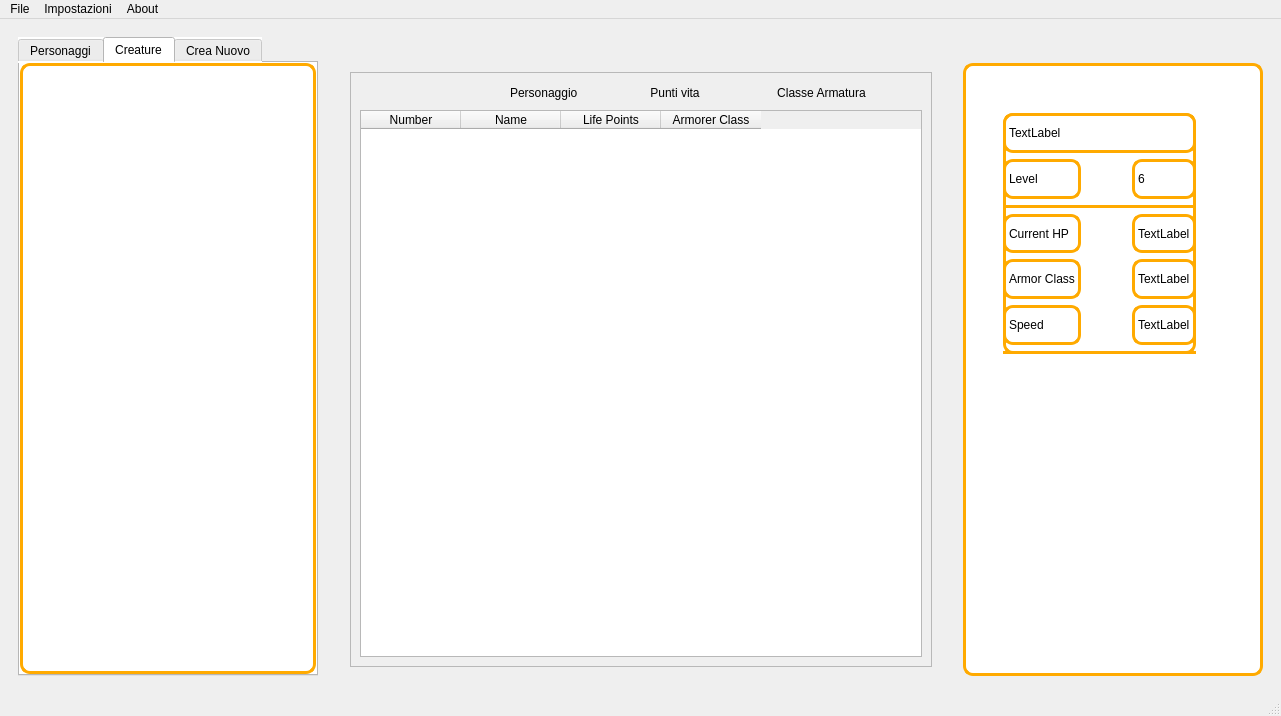
Before: the Qt Designer form gui/ui/main_window.ui in Guglielmo20/d-d_DM_app, drawn with Qt 5.
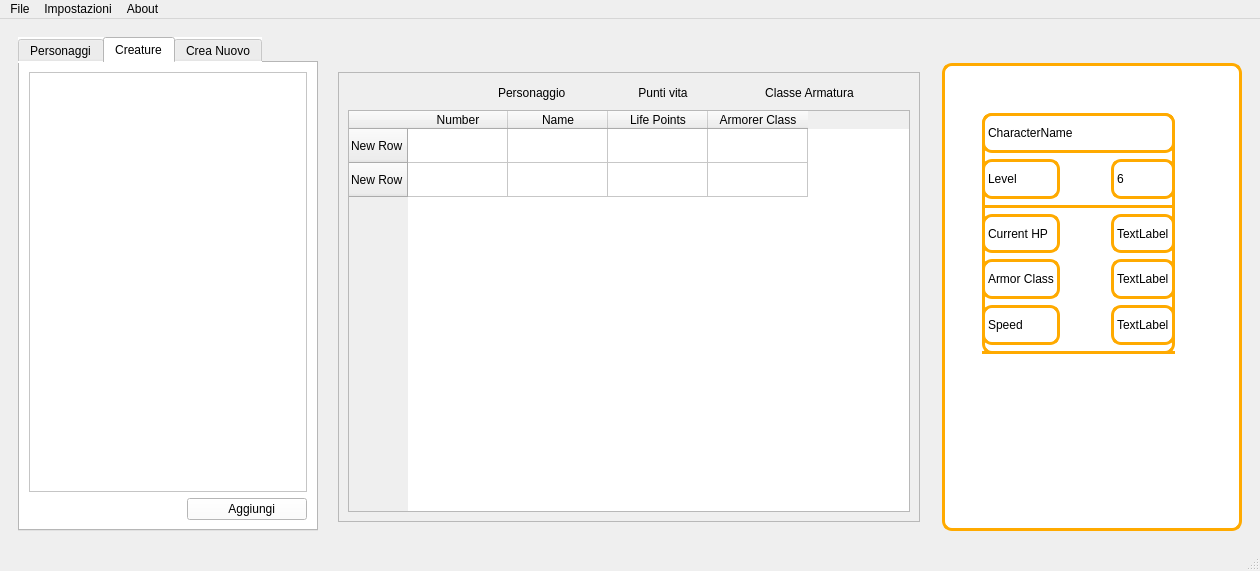
After: the same form once the commit is applied. The open tabs and pages were chosen to show the change. Icons and pictures are not drawn.

Commit message: added new character window

```diff
--- a/gui/ui/main_window.ui
+++ b/gui/ui/main_window.ui
@@ -6,8 +6,8 @@
    <rect>
     <x>0</x>
     <y>0</y>
-    <width>1281</width>
-    <height>716</height>
+    <width>1260</width>
+    <height>571</height>
    </rect>
   </property>
   <property name="windowTitle">
@@ -203,6 +203,16 @@
                <attribute name="verticalHeaderDefaultSectionSize">
                 <number>34</number>
                </attribute>
+               <row>
+                <property name="text">
+                 <string>New Row</string>
+                </property>
+               </row>
+               <row>
+                <property name="text">
+                 <string>New Row</string>
+                </property>
+               </row>
                <column>
                 <property name="text">
                  <string>Number</string>
@@ -321,7 +331,7 @@
            <item row="0" column="0" colspan="3">
             <widget class="QLabel" name="label">
              <property name="text">
-              <string>TextLabel</string>
+              <string>CharacterName</string>
              </property>
             </widget>
            </item>
@@ -528,14 +538,56 @@
          </widget>
          <widget class="QWidget" name="tab_2">
           <property name="styleSheet">
-           <string notr="true">border-radius: 10px;
-background-color: rgb(255, 255, 255);
-border: 3px solid;
-border-color: rgb(255, 170, 0);</string>
+           <string notr="true">
+</string>
           </property>
           <attribute name="title">
            <string>Creature</string>
           </attribute>
+          <layout class="QGridLayout" name="gridLayout_7">
+           <item row="0" column="0" colspan="2">
+            <widget class="QListWidget" name="listWidget_2"/>
+           </item>
+           <item row="1" column="0">
+            <spacer name="horizontalSpacer_13">
+             <property name="orientation">
+              <enum>Qt::Horizontal</enum>
+             </property>
+             <property name="sizeType">
+              <enum>QSizePolicy::Expanding</enum>
+             </property>
+             <property name="sizeHint" stdset="0">
+              <size>
+               <width>147</width>
+               <height>21</height>
+              </size>
+             </property>
+            </spacer>
+           </item>
+           <item row="1" column="1">
+            <widget class="QPushButton" name="pushButton_5">
+             <property name="sizePolicy">
+              <sizepolicy hsizetype="Fixed" vsizetype="Fixed">
+               <horstretch>0</horstretch>
+               <verstretch>0</verstretch>
+              </sizepolicy>
+             </property>
+             <property name="minimumSize">
+              <size>
+               <width>120</width>
+               <height>0</height>
+              </size>
+             </property>
+             <property name="text">
+              <string>   Aggiungi</string>
+             </property>
+             <property name="icon">
+              <iconset resource="../res/res_rc.qrc">
+               <normaloff>:/Icons/plus.png</normaloff>:/Icons/plus.png</iconset>
+             </property>
+            </widget>
+           </item>
+          </layout>
          </widget>
          <widget class="QWidget" name="tab_3">
           <attribute name="title">
@@ -554,7 +606,7 @@
     <rect>
      <x>0</x>
      <y>0</y>
-     <width>1281</width>
+     <width>1260</width>
      <height>21</height>
     </rect>
    </property>
```
Left out of the diff: 82 changed lines with no effect on the pictures. The commit also changes 10 other files.
